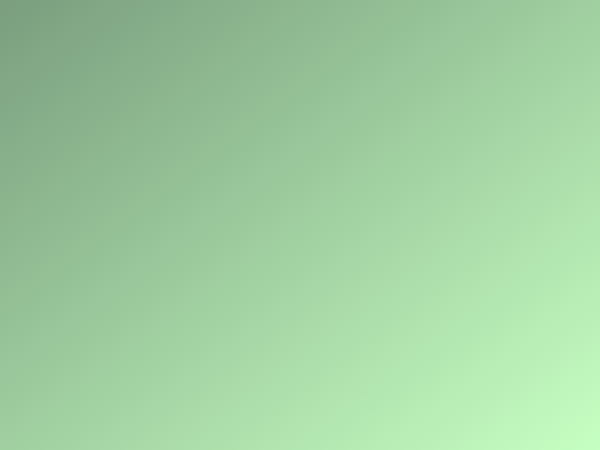
This is CLIENT/GUI/ui/gimpdocs.ui in GiuliCler/GIMPteam as Qt 5 draws it before an edit. The edited form follows.
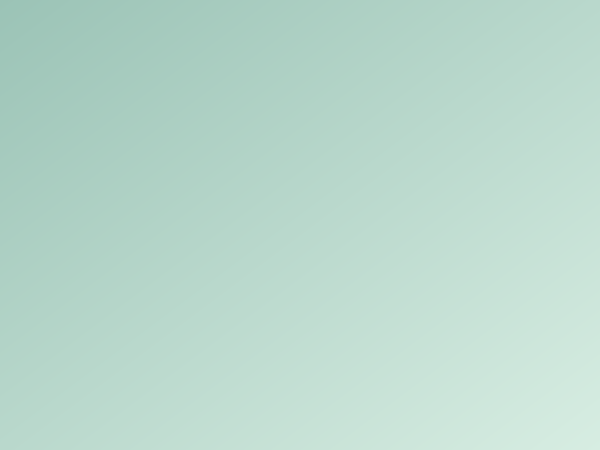
This is the edited form.

The edit to the form file:
```diff
--- a/CLIENT/GUI/ui/gimpdocs.ui
+++ b/CLIENT/GUI/ui/gimpdocs.ui
@@ -22,7 +22,7 @@
    <string notr="true">/*font: bold italic 40px &quot;Times New Roman&quot;;*/
 
 QMainWindow, QDialog{
-background-color: qlineargradient(spread:pad, x1:0, y1:0, x2:1, y2:1, stop:0 rgba(122, 158, 126, 255), stop:1 rgba(198, 255, 194, 255));
+background-color: qlineargradient(spread:pad, x1:1, y1:1, x2:0, y2:0, stop:0 rgba(215, 237, 226, 255), stop:1 rgba(155, 195, 182, 255));
 }
 </string>
   </property>
```
Left out of the diff: 2 changed lines with no effect on the pictures.
